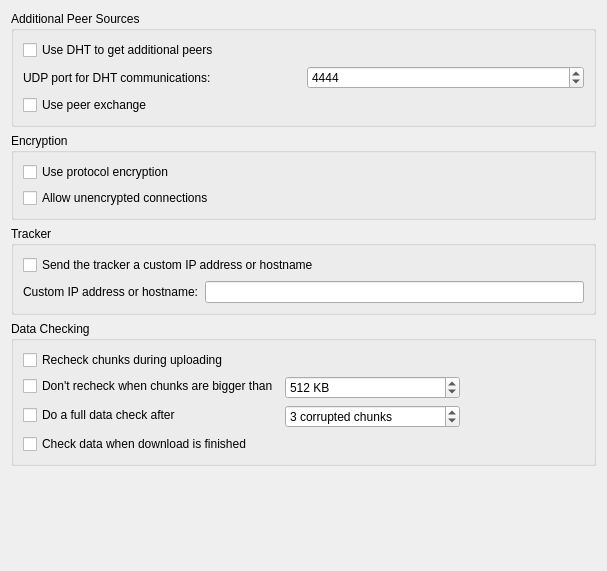
First picture: the form in ktorrent/btpref.ui, repository KDE/ktorrent, before the edit.
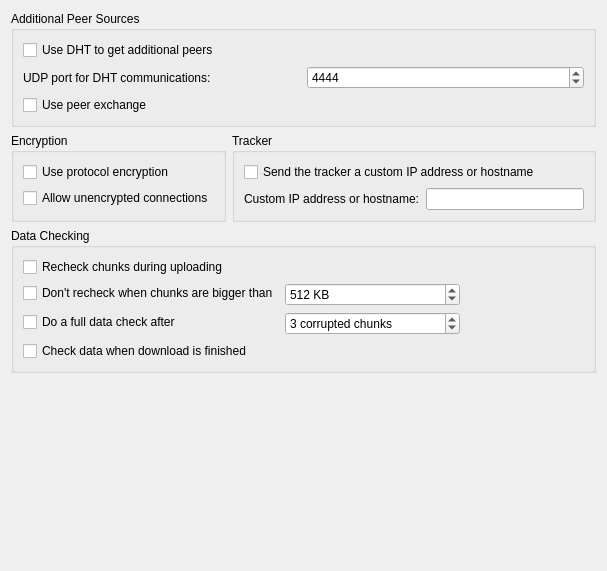
Second picture: the form after the edit.

Commit message: lay to groupboxes in one row to make ktorrent shine on 1024x600 netbooks

What changed in the file:
```diff
--- a/ktorrent/btpref.ui
+++ b/ktorrent/btpref.ui
@@ -73,6 +73,8 @@
     </widget>
    </item>
    <item>
+    <layout class="QHBoxLayout" name="horizontalLayout_3" >
+     <item>
     <widget class="QGroupBox" name="groupBox_4" >
      <property name="title" >
       <string>Encryption</string>
@@ -140,7 +142,12 @@
        </layout>
       </item>
      </layout>
-    </widget>
+       <zorder>kcfg_useCustomIP</zorder>
+       <zorder>groupBox_4</zorder>
+       <zorder>kcfg_useEncryption</zorder>
+      </widget>
+     </item>
+    </layout>
    </item>
    <item>
     <widget class="QGroupBox" name="groupBox_2" >
```
Lines whose indentation alone changed are shown as unchanged.
